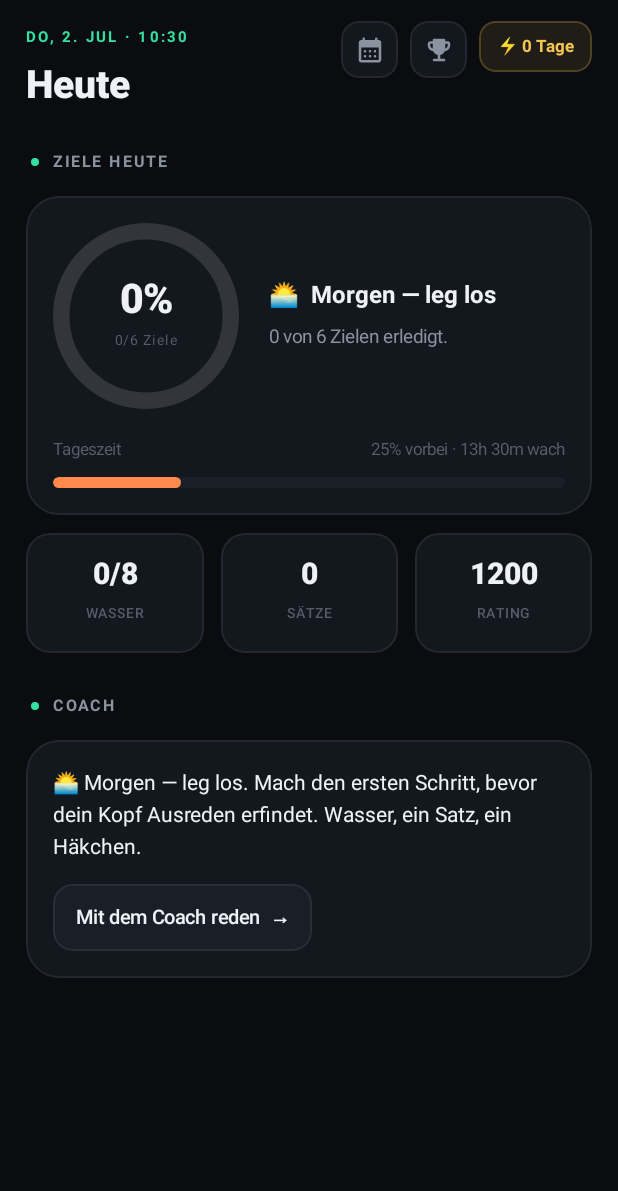
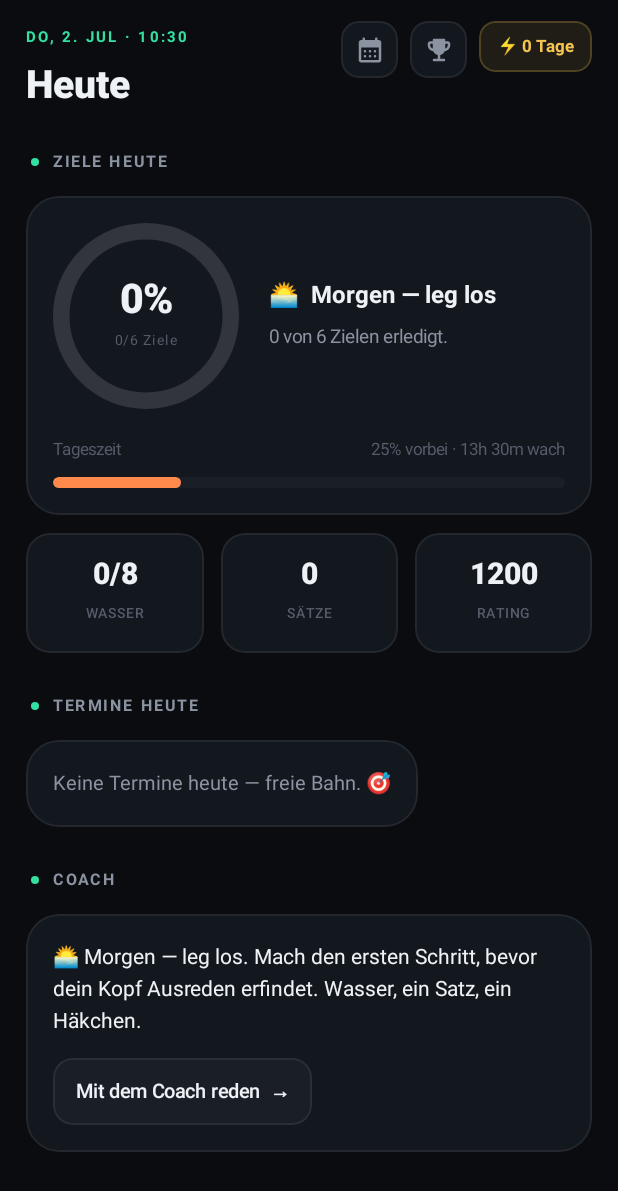
Before and after one commit to spanspan21/Myprojekt, an Android app built with Jetpack Compose: the composable TodayScreen shown on its own in the app's theme, on a phone screen of 412 x 824 dp. Shown: the top 1191 px of the screen. Run offline under Robolectric (Android 15) with nearby library versions, the phone set to English and light mode, and no system bars.

Commit message:
Add read-only calendar sync (today's events)
- CalendarSync reads today's events via CalendarContract (READ_CALENDAR).
- Today screen shows a Termine heute section with permission prompt and a
  timed event list; reads off the main thread.

Co-Authored-By: Claude Opus 4.8 <noreply@anthropic.com>
Claude-Session: https://claude.ai/code/session_01NxeK9rHXjvgqVkosXYWUrq

```diff
--- a/app/src/main/AndroidManifest.xml
+++ b/app/src/main/AndroidManifest.xml
@@ -13,6 +13,9 @@
     <!-- Daily reminder notifications (opt-in in settings). -->
     <uses-permission android:name="android.permission.POST_NOTIFICATIONS" />
     <uses-permission android:name="android.permission.RECEIVE_BOOT_COMPLETED" />
+
+    <!-- Read-only calendar sync: show today's events (opt-in). -->
+    <uses-permission android:name="android.permission.READ_CALENDAR" />
 
     <!-- Health Connect read permissions (fitness band / smartwatch data). -->
     <uses-permission android:name="android.permission.health.READ_HEART_RATE" />
--- /dev/null
+++ b/app/src/main/java/com/ascend/lifeos/data/CalendarSync.kt
@@ -0,0 +1,44 @@
+package com.ascend.lifeos.data
+
+import android.content.ContentUris
+import android.content.Context
+import android.provider.CalendarContract
+import androidx.core.content.ContextCompat
+import java.util.Calendar
+
+data class CalEvent(val title: String, val start: Long, val end: Long, val allDay: Boolean)
+
+/** Reads today's events from the device calendar (read-only) via CalendarContract. */
+object CalendarSync {
+    const val PERMISSION = android.Manifest.permission.READ_CALENDAR
+
+    fun granted(ctx: Context): Boolean =
+        ContextCompat.checkSelfPermission(ctx, PERMISSION) == android.content.pm.PackageManager.PERMISSION_GRANTED
+
+    fun readToday(ctx: Context): List<CalEvent> {
+        val start = Calendar.getInstance().apply {
+            set(Calendar.HOUR_OF_DAY, 0); set(Calendar.MINUTE, 0); set(Calendar.SECOND, 0); set(Calendar.MILLISECOND, 0)
+        }.timeInMillis
+        val end = start + 24L * 60 * 60 * 1000
+
+        val uri = CalendarContract.Instances.CONTENT_URI.buildUpon().let {
+            ContentUris.appendId(it, start); ContentUris.appendId(it, end); it.build()
+        }
+        val projection = arrayOf(
+            CalendarContract.Instances.TITLE,
+            CalendarContract.Instances.BEGIN,
+            CalendarContract.Instances.END,
+            CalendarContract.Instances.ALL_DAY,
+        )
+        val out = ArrayList<CalEvent>()
+        runCatching {
+            ctx.contentResolver.query(uri, projection, null, null, "${CalendarContract.Instances.BEGIN} ASC")?.use { c ->
+                while (c.moveToNext()) {
+                    val title = c.getString(0)?.takeIf { it.isNotBlank() } ?: "(ohne Titel)"
+                    out.add(CalEvent(title, c.getLong(1), c.getLong(2), c.getInt(3) == 1))
+                }
+            }
+        }
+        return out
+    }
+}
--- a/app/src/main/java/com/ascend/lifeos/ui/screens/TodayScreen.kt
+++ b/app/src/main/java/com/ascend/lifeos/ui/screens/TodayScreen.kt
@@ -17,12 +17,20 @@ import androidx.compose.foundation.layout.width
 import androidx.compose.foundation.rememberScrollState
 import androidx.compose.foundation.shape.RoundedCornerShape
 import androidx.compose.foundation.verticalScroll
+import androidx.activity.compose.rememberLauncherForActivityResult
+import androidx.activity.result.contract.ActivityResultContracts
 import androidx.compose.material.icons.Icons
 import androidx.compose.material.icons.rounded.CalendarMonth
 import androidx.compose.material.icons.rounded.EmojiEvents
 import androidx.compose.material3.Icon
 import androidx.compose.material3.Text
 import androidx.compose.runtime.Composable
+import androidx.compose.runtime.LaunchedEffect
+import androidx.compose.runtime.getValue
+import androidx.compose.runtime.mutableStateOf
+import androidx.compose.runtime.remember
+import androidx.compose.runtime.setValue
+import androidx.compose.ui.platform.LocalContext
 import androidx.compose.ui.Alignment
 import androidx.compose.ui.Modifier
 import androidx.compose.ui.draw.clip
@@ -32,7 +40,11 @@ import androidx.compose.ui.unit.dp
 import androidx.compose.ui.unit.sp
 import com.ascend.lifeos.core.phaseNow
 import com.ascend.lifeos.core.todayLabel
+import com.ascend.lifeos.data.CalEvent
+import com.ascend.lifeos.data.CalendarSync
 import com.ascend.lifeos.data.Repo
+import kotlinx.coroutines.Dispatchers
+import kotlinx.coroutines.withContext
 import com.ascend.lifeos.ui.components.AscendCard
 import com.ascend.lifeos.ui.components.ProgressBar
 import com.ascend.lifeos.ui.components.RingProgress
@@ -55,6 +67,14 @@ fun TodayScreen(onOpenCoach: () -> Unit, onOpenHistory: () -> Unit = {}, onOpenA
     val c = Repo.completion(day, p)
     val phase = phaseNow()
     val pctInt = (c.pct * 100).toInt()
+
+    val ctx = LocalContext.current
+    var calGranted by remember { mutableStateOf(CalendarSync.granted(ctx)) }
+    var events by remember { mutableStateOf<List<CalEvent>>(emptyList()) }
+    val calLauncher = rememberLauncherForActivityResult(ActivityResultContracts.RequestPermission()) { g -> calGranted = g }
+    LaunchedEffect(calGranted) {
+        if (calGranted) events = withContext(Dispatchers.IO) { CalendarSync.readToday(ctx) }
+    }
 
     Column(
         Modifier
@@ -113,6 +133,25 @@ fun TodayScreen(onOpenCoach: () -> Unit, onOpenHistory: () -> Unit = {}, onOpenA
             Stat("${p.chess.rating}", "Rating", Modifier.weight(1f))
         }
 
+        SectionLabel("Termine heute")
+        AscendCard {
+            if (!calGranted) {
+                Text("Verbinde deinen Kalender und sieh deine Termine für heute direkt hier.", color = TextMuted, fontSize = 13.5.sp, lineHeight = 20.sp)
+                Spacer(Modifier.height(12.dp))
+                Box(
+                    Modifier.clip(RoundedCornerShape(13.dp)).background(SurfaceHi).border(1.dp, Line, RoundedCornerShape(13.dp))
+                        .clickable { calLauncher.launch(CalendarSync.PERMISSION) }.padding(horizontal = 15.dp, vertical = 11.dp)
+                ) { Text("Kalender verbinden  →", color = TextPrimary, fontSize = 13.sp, fontWeight = FontWeight.SemiBold) }
+            } else if (events.isEmpty()) {
+                Text("Keine Termine heute — freie Bahn. 🎯", color = TextMuted, fontSize = 13.5.sp)
+            } else {
+                events.forEachIndexed { i, e ->
+                    EventRow(e)
+                    if (i < events.size - 1) Spacer(Modifier.height(11.dp))
+                }
+            }
+        }
+
         SectionLabel("Coach")
         AscendCard {
             Text(coachLine(c.done, c.total, p.streak, phase.emoji, phase.title), color = TextPrimary, fontSize = 14.sp, lineHeight = 21.sp)
@@ -135,6 +174,26 @@ private fun coachLine(done: Int, total: Int, streak: Int, emoji: String, title:
         done >= total && total > 0 -> "Alles erledigt — Tag $streak. Kein Zufall, sondern Wiederholung. Ruh dich aus, morgen wieder."
         done >= (total * 0.6) -> "$done/$total — fast durch. Genau hier geben die meisten auf. Nicht du. Zieh die letzten $open durch."
         else -> "$emoji $title. Mach den ersten Schritt, bevor dein Kopf Ausreden erfindet. Wasser, ein Satz, ein Häkchen."
+    }
+}
+
+private fun hhmm(ms: Long): String {
+    val d = java.util.Date(ms)
+    return java.text.SimpleDateFormat("HH:mm", java.util.Locale.GERMANY).format(d)
+}
+
+@Composable
+private fun EventRow(e: CalEvent) {
+    Row(verticalAlignment = Alignment.CenterVertically) {
+        Box(Modifier.width(4.dp).height(38.dp).clip(RoundedCornerShape(2.dp)).background(Accent))
+        Spacer(Modifier.width(12.dp))
+        Column(Modifier.weight(1f)) {
+            Text(e.title, color = TextPrimary, fontSize = 14.sp, fontWeight = FontWeight.SemiBold, maxLines = 1)
+            Text(
+                if (e.allDay) "ganztägig" else "${hhmm(e.start)} – ${hhmm(e.end)}",
+                color = TextDim, fontSize = 11.5.sp,
+            )
+        }
     }
 }
 
```
